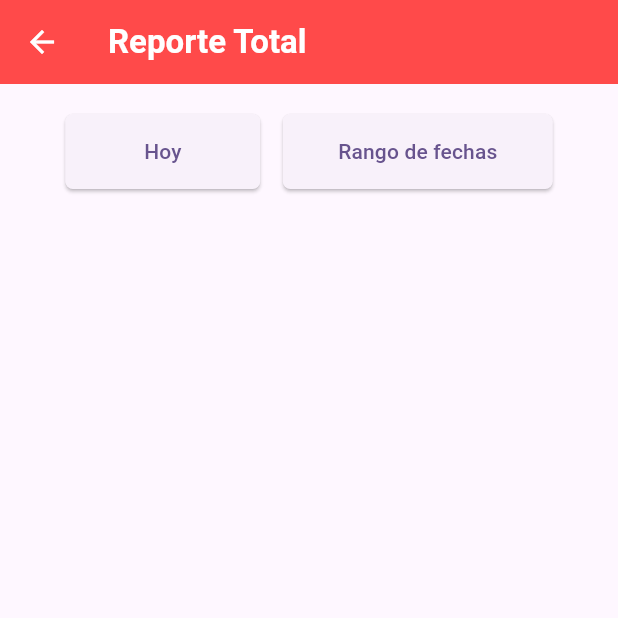
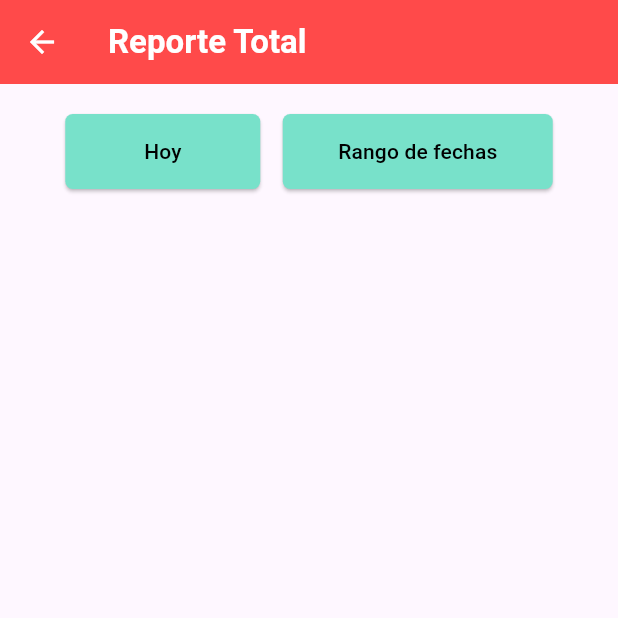
Before and after one commit to gonzalobarrazueta/shopinzider, a Flutter app: the TransactionsPage screen opened directly, on a phone screen of 412 x 824 dp, the top half of it. Run offline on Flutter 3.47's test engine with Material 3 defaults, Android fonts, the phone set to English and light mode, and no system bars.

Commit message:
feat: Update button text styles and colors in TransactionsPage

```diff
--- a/lib/pages/transactions.dart
+++ b/lib/pages/transactions.dart
@@ -81,9 +81,18 @@ class TransactionsPageState extends State<TransactionsPage> {
                             borderRadius: BorderRadius.circular(5),
                           )
                         ),
+                        backgroundColor: const WidgetStatePropertyAll(
+                          Color(0xFF78E1CA)
+                        )
                       ),
                       onPressed: () {},
-                      child: const Text("Hoy")
+                      child: const Text(
+                        "Hoy",
+                        style: TextStyle(
+                          color: Color(0xFF000000),
+                          fontFamily: 'Roboto',
+                        ),
+                      )
                     ),
                   ),
                   // space
@@ -100,13 +109,22 @@ class TransactionsPageState extends State<TransactionsPage> {
                             borderRadius: BorderRadius.circular(5),
                           )
                         ),
+                        backgroundColor: const WidgetStatePropertyAll(
+                          Color(0xFF78E1CA)
+                        )
                       ),
                       onPressed: () async {
                         await _selectStartDate(context);
                         await _selectEndDate(context);
                         // Handle date range selection
                       },
-                      child: const Text('Rango de fechas'),
+                      child: const Text(
+                        'Rango de fechas',
+                        style: TextStyle(
+                          color: Color(0xFF000000),
+                          fontFamily: 'Roboto',
+                        ),
+                      )
                     ),
                   ),
                   //Text('Start Date: ${startDate != null ? formatter.format(startDate!) : 'Not selected'}'),
```
